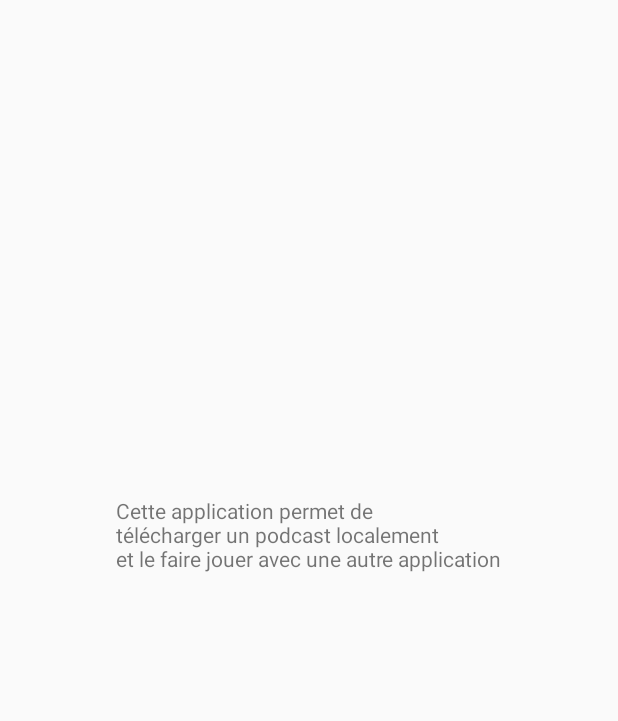
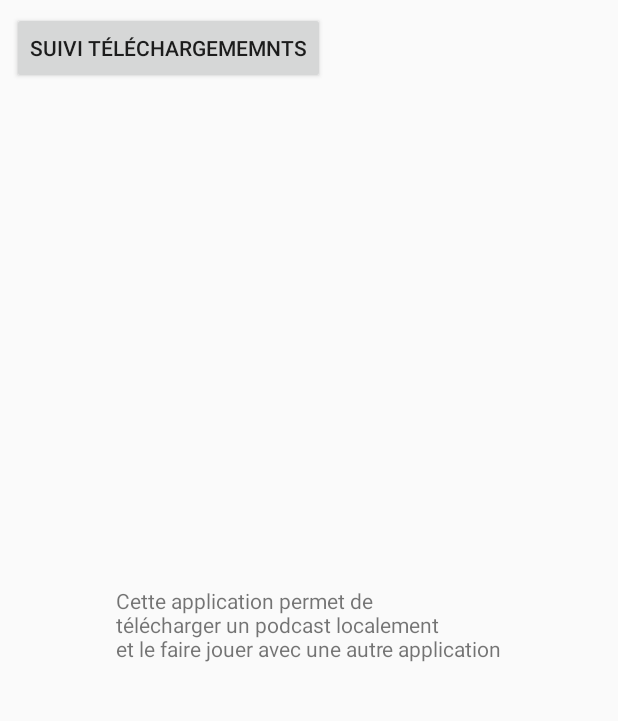
Before and after one commit to 420-5DM-HY/_Demos, an Android app: the layout activity_main.xml on its own in the app's theme, with its tools: preview values and no code run, on a phone screen of 412 x 824 dp, the part 84-805 px from its top. Run offline under Robolectric (Android 15) with nearby library versions, the phone set to English and light mode, and no system bars.

Commit message:
Ajout du bouton de suivi des téléchargements pour comprendre la cause d'un échec

```diff
--- a/TelechargerJouer/app/src/main/res/layout/activity_main.xml
+++ b/TelechargerJouer/app/src/main/res/layout/activity_main.xml
@@ -15,11 +15,12 @@
         android:id="@+id/texte"
         android:layout_width="wrap_content"
         android:layout_height="wrap_content"
+        android:layout_marginTop="8dp"
         android:text="Cette application permet de \ntélécharger un podcast localement \net le faire jouer avec une autre application"
         app:layout_constraintBottom_toBottomOf="parent"
         app:layout_constraintLeft_toLeftOf="parent"
         app:layout_constraintRight_toRightOf="parent"
-        app:layout_constraintTop_toTopOf="parent" />
+        app:layout_constraintTop_toBottomOf="@+id/suivi" />
 
     <Button
         android:id="@+id/telecharger"
@@ -41,4 +42,14 @@
         app:layout_constraintStart_toEndOf="@+id/telecharger"
         app:layout_constraintTop_toTopOf="parent" />
 
+    <Button
+        android:id="@+id/suivi"
+        android:layout_width="wrap_content"
+        android:layout_height="wrap_content"
+        android:layout_marginStart="8dp"
+        android:layout_marginTop="8dp"
+        android:text="Suivi téléchargememnts"
+        app:layout_constraintStart_toStartOf="parent"
+        app:layout_constraintTop_toBottomOf="@+id/telecharger" />
+
 </android.support.constraint.ConstraintLayout>
```
Also changed, not shown: TelechargerJouer/app/src/main/java/demo/stephanedenis/cc/telechargerjouer/MainActivity.java (+22 -3 lines).
